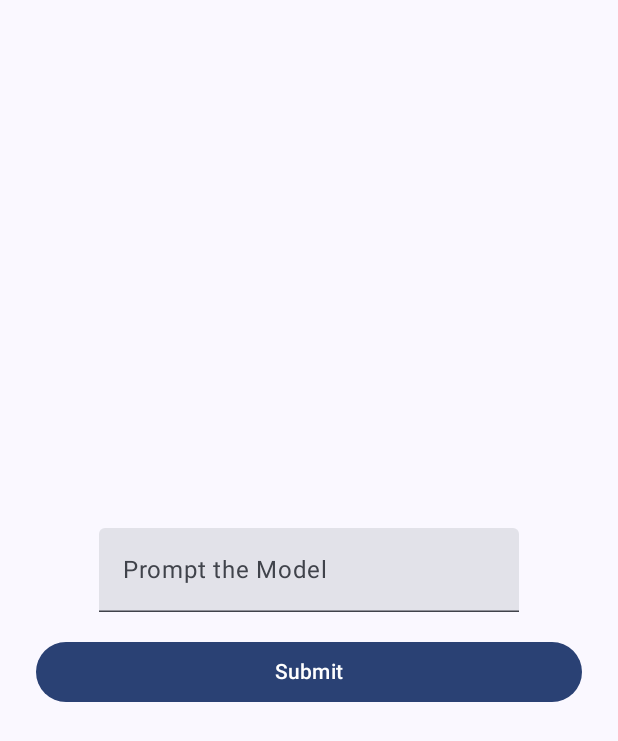
After one commit to Dbriane208/Mimi, an Android app built with Jetpack Compose: the TriviaScreen screen opened through its navigation route, on a phone screen of 412 x 824 dp. The commit adds this screen. Shown: the top 741 px of the screen. Run offline under Robolectric (Android 15) with nearby library versions, the phone set to English and light mode, and no system bars; libraries missing offline, so code that uses them is left out: com.google.ai.client; 1 statement that could not run was skipped.

Commit message:
Feat: Added Navigation

```diff
--- a/app/build.gradle.kts
+++ b/app/build.gradle.kts
@@ -61,6 +61,7 @@ dependencies {
     implementation(libs.androidx.ui.graphics)
     implementation(libs.androidx.ui.tooling.preview)
     implementation(libs.androidx.material3)
+    implementation(libs.androidx.navigation.compose)
     testImplementation(libs.junit)
     androidTestImplementation(libs.androidx.junit)
     androidTestImplementation(libs.androidx.espresso.core)
@@ -70,5 +71,6 @@ dependencies {
     debugImplementation(libs.androidx.ui.test.manifest)
 
     // Gemini
-    implementation("com.google.ai.client.generativeai:generativeai:0.7.0")
+    implementation("com.google.ai.client.generativeai:generativeai:0.8.0")
+
 }
--- /dev/null
+++ b/app/src/main/java/daniel/brian/mimi/navigation/Navigation.kt
@@ -0,0 +1,22 @@
+package daniel.brian.mimi.navigation
+
+import androidx.compose.runtime.Composable
+import androidx.compose.ui.Modifier
+import androidx.navigation.compose.NavHost
+import androidx.navigation.compose.composable
+import androidx.navigation.compose.rememberNavController
+import daniel.brian.mimi.screens.HomeScreen
+import daniel.brian.mimi.screens.TriviaScreen
+
+@Composable
+fun Navigation(modifier: Modifier = Modifier) {
+    val navController = rememberNavController()
+    NavHost(navController = navController, startDestination = MimiScreens.HomeScreen.name){
+        composable(MimiScreens.HomeScreen.name){
+            HomeScreen(modifier = Modifier,navController = navController)
+        }
+        composable(MimiScreens.TriviaScreen.name){
+            TriviaScreen(navController = navController)
+        }
+    }
+}
--- a/app/src/main/java/daniel/brian/mimi/screens/HomeScreen.kt
+++ b/app/src/main/java/daniel/brian/mimi/screens/HomeScreen.kt
@@ -12,6 +12,7 @@ import androidx.compose.foundation.layout.padding
 import androidx.compose.foundation.layout.size
 import androidx.compose.foundation.shape.RoundedCornerShape
 import androidx.compose.material3.Button
+import androidx.compose.material3.ButtonDefaults
 import androidx.compose.material3.CardDefaults
 import androidx.compose.material3.ElevatedCard
 import androidx.compose.material3.MaterialTheme
@@ -22,6 +23,7 @@ import androidx.compose.ui.Alignment
 import androidx.compose.ui.Modifier
 import androidx.compose.ui.draw.clip
 import androidx.compose.ui.graphics.Brush
+import androidx.compose.ui.graphics.Color
 import androidx.compose.ui.graphics.Color.Companion.Cyan
 import androidx.compose.ui.layout.ContentScale
 import androidx.compose.ui.res.painterResource
@@ -32,14 +34,18 @@ import androidx.compose.ui.text.style.TextAlign
 import androidx.compose.ui.tooling.preview.Preview
 import androidx.compose.ui.unit.dp
 import androidx.compose.ui.unit.sp
+import androidx.navigation.NavController
+import androidx.navigation.compose.rememberNavController
 import daniel.brian.mimi.R
+import daniel.brian.mimi.navigation.MimiScreens
 import daniel.brian.mimi.ui.theme.Blue
 import daniel.brian.mimi.ui.theme.Pink40
 import daniel.brian.mimi.ui.theme.poppinsFamily
 
 @Composable
 fun HomeScreen(
-    modifier: Modifier
+    modifier: Modifier,
+    navController: NavController
 ) {
     Surface(
         modifier = Modifier
@@ -117,7 +123,12 @@ fun HomeScreen(
                     modifier = Modifier
                         .fillMaxWidth()
                         .size(width = 240.dp, height = 60.dp),
-                    onClick = {  },
+                    onClick = {
+                              navController.navigate(MimiScreens.TriviaScreen.name)
+                    },
+                    colors = ButtonDefaults.buttonColors(
+                        containerColor = Color.Blue
+                    )
                 ) {
                     Text(
                         modifier = modifier,
@@ -135,5 +146,6 @@ fun HomeScreen(
 @Preview
 @Composable
 fun HomeScreenPreview(modifier: Modifier = Modifier) {
-    HomeScreen(modifier = modifier)
+    val navController = rememberNavController()
+    HomeScreen(modifier = modifier, navController = navController )
 }
--- /dev/null
+++ b/app/src/main/java/daniel/brian/mimi/screens/TriviaScreen.kt
@@ -0,0 +1,96 @@
+package daniel.brian.mimi.screens
+
+import androidx.compose.animation.AnimatedVisibility
+import androidx.compose.foundation.layout.Arrangement
+import androidx.compose.foundation.layout.Column
+import androidx.compose.foundation.layout.Spacer
+import androidx.compose.foundation.layout.fillMaxSize
+import androidx.compose.foundation.layout.fillMaxWidth
+import androidx.compose.foundation.layout.height
+import androidx.compose.foundation.layout.padding
+import androidx.compose.foundation.layout.wrapContentHeight
+import androidx.compose.foundation.rememberScrollState
+import androidx.compose.foundation.verticalScroll
+import androidx.compose.material3.Button
+import androidx.compose.material3.CircularProgressIndicator
+import androidx.compose.material3.MaterialTheme
+import androidx.compose.material3.Surface
+import androidx.compose.material3.Text
+import androidx.compose.material3.TextField
+import androidx.compose.runtime.Composable
+import androidx.compose.runtime.getValue
+import androidx.compose.runtime.mutableStateOf
+import androidx.compose.runtime.remember
+import androidx.compose.runtime.rememberCoroutineScope
+import androidx.compose.runtime.setValue
+import androidx.compose.ui.Alignment
+import androidx.compose.ui.Modifier
+import androidx.compose.ui.unit.dp
+import androidx.navigation.NavController
+import com.google.ai.client.generativeai.GenerativeModel
+import com.google.ai.client.generativeai.type.content
+import daniel.brian.mimi.BuildConfig
+import kotlinx.coroutines.launch
+
+@Composable
+fun TriviaScreen(
+    modifier: Modifier = Modifier,
+    navController: NavController
+) {
+    val generativeModel = GenerativeModel(
+        modelName = "gemini-1.5-pro",
+        apiKey = BuildConfig.API_KEY
+    )
+    Surface(
+        modifier = Modifier.fillMaxSize(),
+        color = MaterialTheme.colorScheme.background
+    ) {
+        Column(modifier = Modifier
+            .fillMaxWidth()
+            .wrapContentHeight()
+            .verticalScroll(rememberScrollState())
+            .padding(24.dp),
+            verticalArrangement = Arrangement.Center,
+            horizontalAlignment = Alignment.CenterHorizontally
+        ) {
+            val coroutineScope = rememberCoroutineScope()
+
+            var input by remember { mutableStateOf("") }
+
+            var result by remember { mutableStateOf("")   }
+
+            var isProcessing by remember { mutableStateOf(false) }
+
+            TextField(
+                modifier = Modifier,
+                value = input,
+                onValueChange = { input = it },
+                label = { Text("Prompt the Model") }
+            )
+
+            Spacer(modifier = Modifier.height(16.dp))
+
+            Button(onClick = {
+                coroutineScope.launch {
+                    isProcessing=true
+                    val inputContent = content {
+                        text(input)
+                    }
+                    val response = generativeModel.generateContent(inputContent)
+                    result = response.text.toString()
+                    isProcessing=false
+                }
+            }, modifier = Modifier.fillMaxWidth()
+            ) {
+                Text(text = "Submit")
+            }
+            AnimatedVisibility(visible = isProcessing) {
+                CircularProgressIndicator()
+            }
+            AnimatedVisibility(visible = result.isNotBlank()) {
+                Text(text = result)
+            }
+        }
+    }
+
+}
```
Also changed, not shown: app/src/main/java/daniel/brian/mimi/MainActivity.kt (+12 -88 lines), app/src/main/java/daniel/brian/mimi/navigation/MimiScreens.kt (added, +14 -0 lines), gradle/libs.versions.toml (+5 -3 lines).
